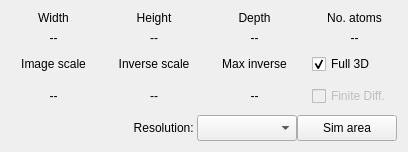
First picture: the form in src/gui/frames/simulationframe.ui, repository JJPPeters/clTEM, before the edit.
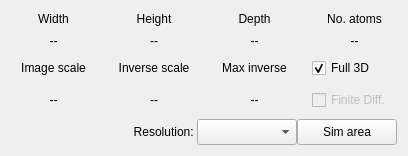
Second picture: the form after the edit.

```diff
--- a/src/gui/frames/simulationframe.ui
+++ b/src/gui/frames/simulationframe.ui
@@ -7,7 +7,7 @@
     <x>0</x>
     <y>0</y>
     <width>408</width>
-    <height>150</height>
+    <height>156</height>
    </rect>
   </property>
   <property name="windowTitle">
```
Left out of the diff: 6 changed lines with no effect on the pictures.
